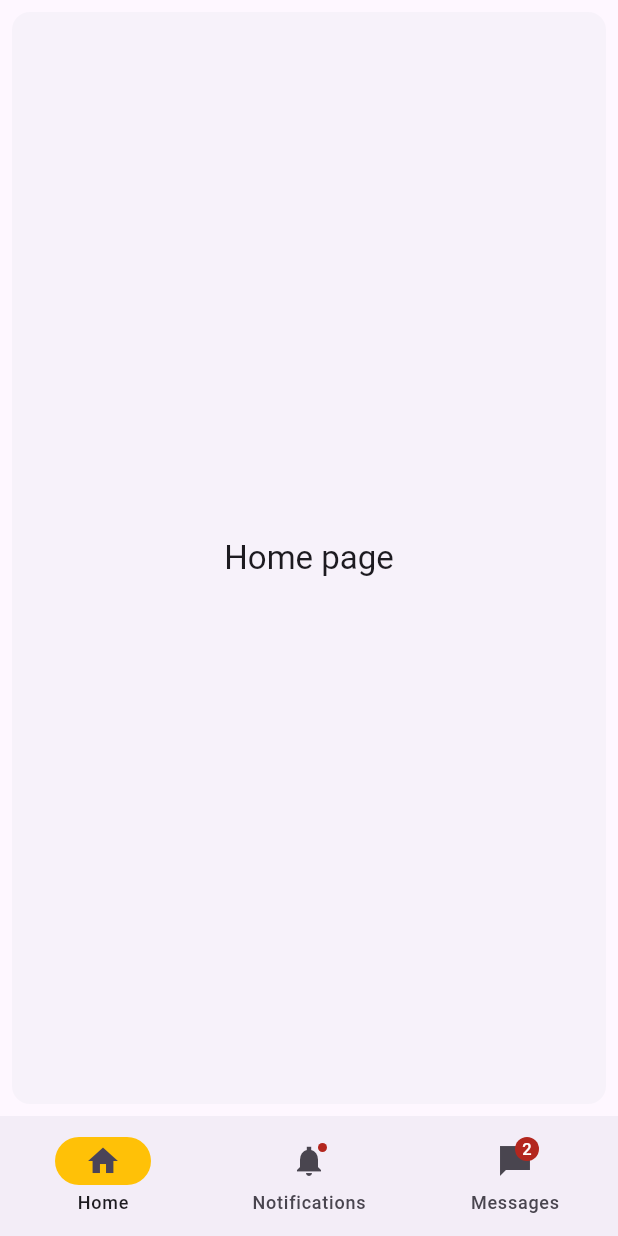
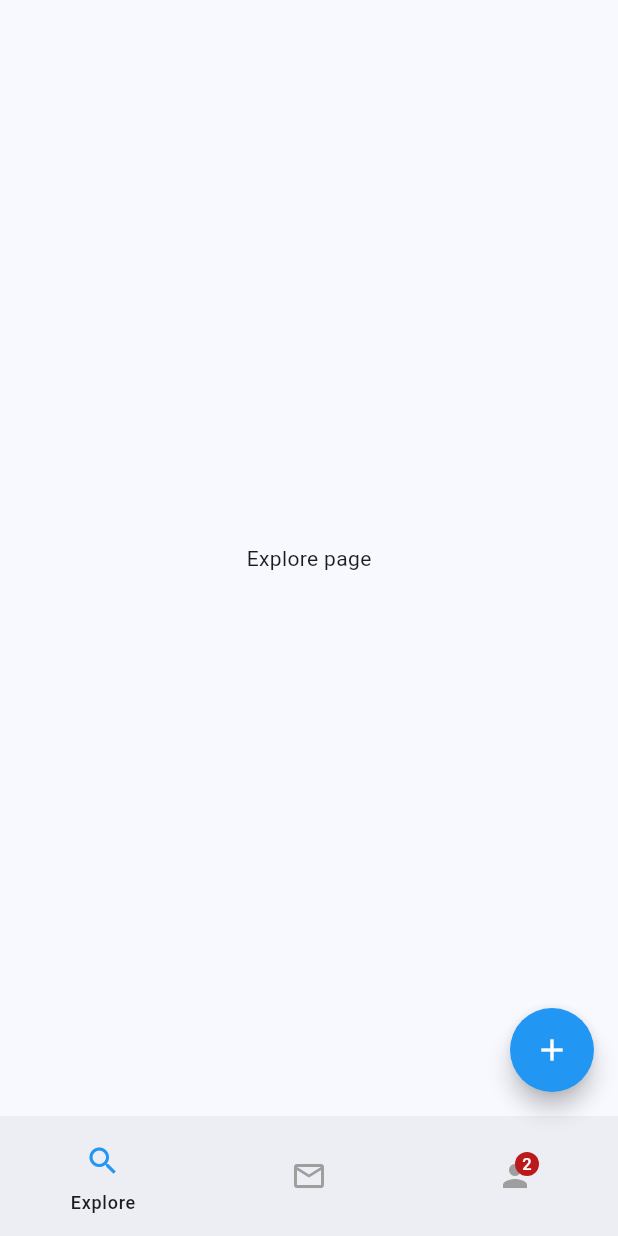
Before and after one commit to EliasBelz/Groupiq, a Flutter app: the screen it shows after launch, on a phone screen of 412 x 824 dp. Run offline on Flutter 3.47's test engine with Material 3 defaults, Android fonts, the light colour scheme and no system bars; our stand-ins replace firebase_core; accounts and stored records are empty.

Commit message:
nav bar and floating action button

```diff
--- a/groupiq_flutter/lib/main.dart
+++ b/groupiq_flutter/lib/main.dart
@@ -1,10 +1,10 @@
 import 'package:flutter/material.dart';
 import 'package:firebase_core/firebase_core.dart';
-import 'package:groupiq_flutter/views/home_view.dart';
+import 'package:groupiq_flutter/views/main_view.dart';
 import 'firebase_options.dart';
 
 void main() async {
-  runApp(const HomeView());
+  runApp(const MainView());
 
   await Firebase.initializeApp(
     options: DefaultFirebaseOptions.currentPlatform,
--- /dev/null
+++ b/groupiq_flutter/lib/views/explore_view.dart
@@ -0,0 +1,15 @@
+import 'package:flutter/material.dart';
+
+class ExploreView extends StatefulWidget {
+  const ExploreView({super.key});
+
+  @override
+  State<ExploreView> createState() => _ExploreViewState();
+}
+
+class _ExploreViewState extends State<ExploreView> {
+  @override
+  Widget build(BuildContext context) {
+    return Center(child: Text('Explore page'));
+  }
+}
--- a/groupiq_flutter/lib/views/home_view.dart
+++ b/groupiq_flutter/lib/views/home_view.dart
@@ -1,7 +1,4 @@
-import 'package:flutter/foundation.dart';
 import 'package:flutter/material.dart';
-import 'package:flutter/widgets.dart';
-import 'package:groupiq_flutter/widgets/bottom_nav.dart';
 
 class HomeView extends StatefulWidget {
   const HomeView({super.key});
@@ -13,6 +10,6 @@ class HomeView extends StatefulWidget {
 class _HomeViewState extends State<HomeView> {
   @override
   Widget build(BuildContext context) {
-    return MaterialApp(home: Scaffold(body: BottomNav()));
+    return Center(child: const Text('Home page'));
   }
 }
--- /dev/null
+++ b/groupiq_flutter/lib/views/main_view.dart
@@ -0,0 +1,54 @@
+import 'package:flutter/foundation.dart';
+import 'package:flutter/material.dart';
+import 'package:flutter/widgets.dart';
+import 'package:groupiq_flutter/views/explore_view.dart';
+import 'package:groupiq_flutter/views/home_view.dart';
+import 'package:groupiq_flutter/views/profile_view.dart';
+import 'package:groupiq_flutter/widgets/bottom_nav.dart';
+
+class MainView extends StatefulWidget {
+  static const views = <Widget>[
+    const ExploreView(),
+    const HomeView(),
+    const ProfileView(),
+  ];
+  const MainView({super.key});
+
+  @override
+  State<MainView> createState() => _MainViewState();
+}
+
+class _MainViewState extends State<MainView> {
+  int currentPageIndex = 0;
+  @override
+  Widget build(BuildContext context) {
+    return MaterialApp(
+        title: 'Groupiq',
+        theme: ThemeData(
+          useMaterial3: true,
+          colorScheme: ColorScheme.fromSeed(
+              seedColor: Colors.blue, brightness: Brightness.light),
+          floatingActionButtonTheme: const FloatingActionButtonThemeData(
+            backgroundColor: Colors.blue,
+          ),
+        ),
+        debugShowCheckedModeBanner: false,
+        home: Scaffold(
+            body: MainView.views[currentPageIndex],
+            bottomNavigationBar: BottomNav(
+              startingIdx: currentPageIndex,
+              onDestClick: (idx) {
+                setState(() {
+                  currentPageIndex = idx;
+                });
+              },
+            ),
+            floatingActionButton: FloatingActionButton(
+              shape: const CircleBorder(),
+              onPressed: () {
+                print('FAB pressed');
+              },
+              child: const Icon(Icons.add, color: Colors.white),
+            )));
+  }
+}
--- /dev/null
+++ b/groupiq_flutter/lib/views/profile_view.dart
@@ -0,0 +1,10 @@
+import 'package:flutter/material.dart';
+
+class ProfileView extends StatelessWidget {
+  const ProfileView({super.key});
+
+  @override
+  Widget build(BuildContext context) {
+    return Center(child: const Text('Profile page'));
+  }
+}
--- a/groupiq_flutter/lib/widgets/bottom_nav.dart
+++ b/groupiq_flutter/lib/widgets/bottom_nav.dart
@@ -2,132 +2,66 @@ import 'package:flutter/foundation.dart';
 import 'package:flutter/material.dart';
 
 class BottomNav extends StatefulWidget {
-  const BottomNav({super.key});
+  final Function(int)? onDestClick;
+  final startingIdx;
+  static const unselectedColor = Colors.grey;
+  static const selectedColor = Colors.blue;
+  const BottomNav({this.startingIdx = 0, this.onDestClick, super.key});
 
   @override
   State<BottomNav> createState() => _BottomNavState();
 }
 
 class _BottomNavState extends State<BottomNav> {
-  int currentPageIndex = 0;
+  late int currentPageIndex;
 
   @override
   void initState() {
-    currentPageIndex = 0;
+    currentPageIndex = widget.startingIdx;
     super.initState();
   }
 
   @override
   Widget build(BuildContext context) {
-    final ThemeData theme = Theme.of(context);
-    return Scaffold(
-      bottomNavigationBar: NavigationBar(
+    return NavigationBar(
+      labelBehavior: NavigationDestinationLabelBehavior.onlyShowSelected,
       onDestinationSelected: (int index) {
         setState(() {
           currentPageIndex = index;
         });
+        widget.onDestClick != null ? widget.onDestClick!(index) : null;
       },
-        indicatorColor: Colors.amber,
+      indicatorColor: Colors.transparent,
       selectedIndex: currentPageIndex,
       destinations: const <Widget>[
         NavigationDestination(
-            selectedIcon: Icon(Icons.home),
-            icon: Icon(Icons.home_outlined),
+          selectedIcon: Icon(Icons.search, color: BottomNav.selectedColor),
+          icon: Icon(
+            Icons.search,
+            color: BottomNav.unselectedColor,
+          ),
+          label: 'Explore',
+        ),
+        NavigationDestination(
+          selectedIcon: Icon(Icons.email, color: BottomNav.selectedColor),
+          icon: Icon(
+            Icons.email_outlined,
+            color: BottomNav.unselectedColor,
+          ),
           label: 'Home',
         ),
         NavigationDestination(
-            icon: Badge(child: Icon(Icons.notifications_sharp)),
-            label: 'Notifications',
+          selectedIcon: Badge(
+            label: Text('2'),
+            child: Icon(Icons.person, color: BottomNav.selectedColor),
           ),
-          NavigationDestination(
           icon: Badge(
             label: Text('2'),
-              child: Icon(Icons.messenger_sharp),
+            child: Icon(Icons.person, color: BottomNav.unselectedColor),
           ),
-            label: 'Messages',
+          label: 'Profile',
         ),
       ],
-      ),
-      body: <Widget>[
-        /// Home page
-        Card(
-          shadowColor: Colors.transparent,
-          margin: const EdgeInsets.all(8.0),
-          child: SizedBox.expand(
-            child: Center(
-              child: Text(
-                'Home page',
-                style: theme.textTheme.titleLarge,
-              ),
-            ),
-          ),
-        ),
-
-        /// Notifications page
-        const Padding(
-          padding: EdgeInsets.all(8.0),
-          child: Column(
-            children: <Widget>[
-              Card(
-                child: ListTile(
-                  leading: Icon(Icons.notifications_sharp),
-                  title: Text('Notification 1'),
-                  subtitle: Text('This is a notification'),
-                ),
-              ),
-              Card(
-                child: ListTile(
-                  leading: Icon(Icons.notifications_sharp),
-                  title: Text('Notification 2'),
-                  subtitle: Text('This is a notification'),
-                ),
-              ),
-            ],
-          ),
-        ),
-
-        /// Messages page
-        ListView.builder(
-          reverse: true,
-          itemCount: 2,
-          itemBuilder: (BuildContext context, int index) {
-            if (index == 0) {
-              return Align(
-                alignment: Alignment.centerRight,
-                child: Container(
-                  margin: const EdgeInsets.all(8.0),
-                  padding: const EdgeInsets.all(8.0),
-                  decoration: BoxDecoration(
-                    color: theme.colorScheme.primary,
-                    borderRadius: BorderRadius.circular(8.0),
-                  ),
-                  child: Text(
-                    'Hello',
-                    style: theme.textTheme.bodyLarge!
-                        .copyWith(color: theme.colorScheme.onPrimary),
-                  ),
-                ),
-              );
-            }
-            return Align(
-              alignment: Alignment.centerLeft,
-              child: Container(
-                margin: const EdgeInsets.all(8.0),
-                padding: const EdgeInsets.all(8.0),
-                decoration: BoxDecoration(
-                  color: theme.colorScheme.primary,
-                  borderRadius: BorderRadius.circular(8.0),
-                ),
-                child: Text(
-                  'Hi!',
-                  style: theme.textTheme.bodyLarge!
-                      .copyWith(color: theme.colorScheme.onPrimary),
-                ),
-              ),
-            );
-          },
-        ),
-      ][currentPageIndex],
     );
   }
 }
```
Also changed, not shown: 1 other file. Lines whose indentation alone changed are shown as unchanged.
